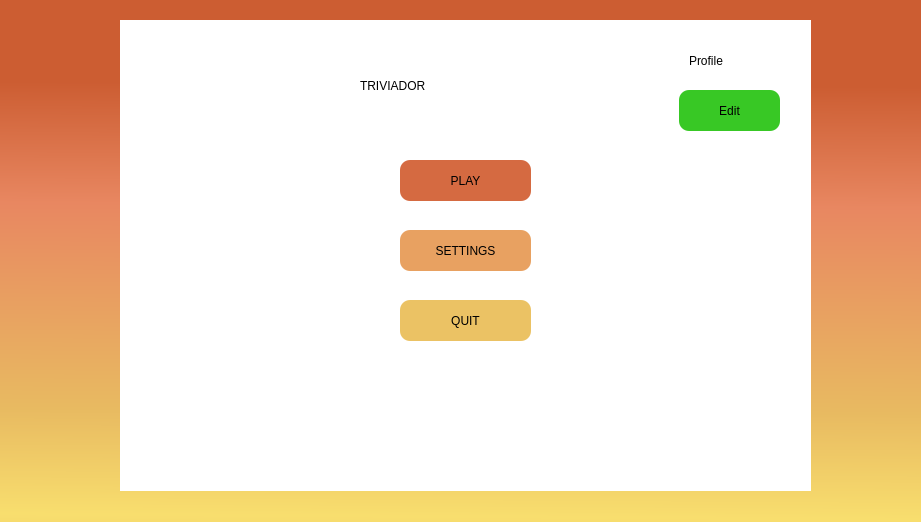
Old version of the form TriviadorGame/TriviadorGame/GameWindow.ui in the repository Mihnea11/Triviador.
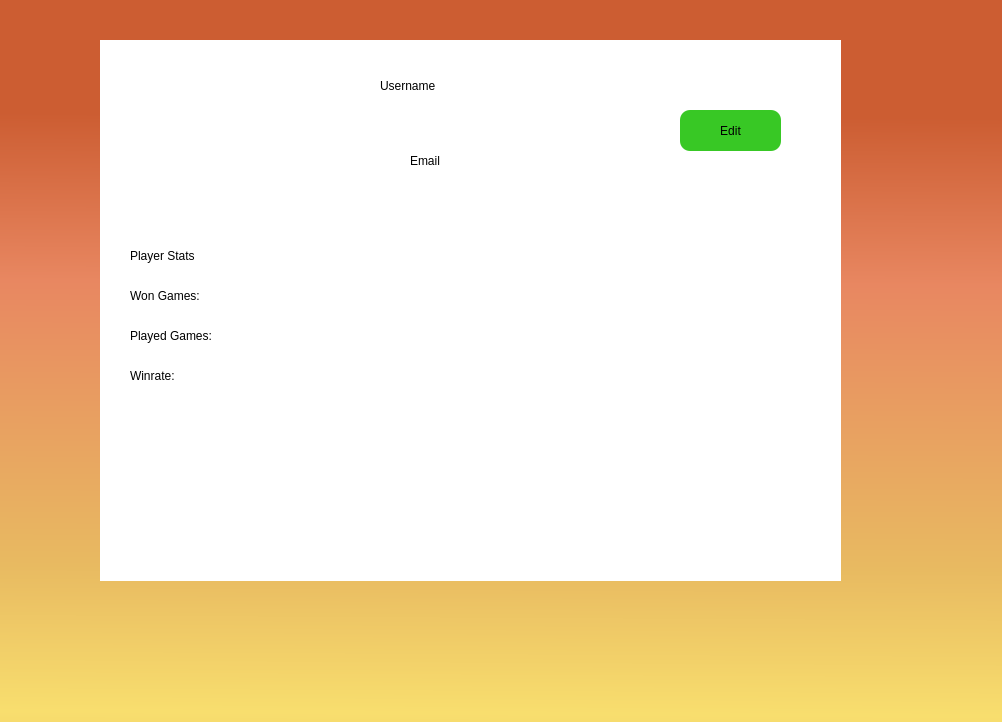
New version of the form.

Commit message: Profile User Interface

Diff of the .ui file:
```diff
--- a/TriviadorGame/TriviadorGame/GameWindow.ui
+++ b/TriviadorGame/TriviadorGame/GameWindow.ui
@@ -6,8 +6,8 @@
    <rect>
     <x>0</x>
     <y>0</y>
-    <width>921</width>
-    <height>522</height>
+    <width>1002</width>
+    <height>722</height>
    </rect>
   </property>
   <property name="windowTitle">
@@ -20,7 +20,7 @@
    <property name="geometry">
     <rect>
      <x>120</x>
-     <y>20</y>
+     <y>40</y>
      <width>691</width>
      <height>471</height>
     </rect>
@@ -169,6 +169,134 @@
     </widget>
    </widget>
   </widget>
+  <widget class="QWidget" name="ProfileForm" native="true">
+   <property name="geometry">
+    <rect>
+     <x>100</x>
+     <y>40</y>
+     <width>741</width>
+     <height>541</height>
+    </rect>
+   </property>
+   <property name="styleSheet">
+    <string notr="true">background-color: rgb(255, 255, 255);</string>
+   </property>
+   <widget class="QLabel" name="UsernameProfileFrom">
+    <property name="geometry">
+     <rect>
+      <x>280</x>
+      <y>30</y>
+      <width>141</width>
+      <height>31</height>
+     </rect>
+    </property>
+    <property name="styleSheet">
+     <string notr="true">font: 700 20pt &quot;Segoe UI&quot;;</string>
+    </property>
+    <property name="text">
+     <string>Username</string>
+    </property>
+   </widget>
+   <widget class="QLabel" name="EmailLabelProfileForm">
+    <property name="geometry">
+     <rect>
+      <x>310</x>
+      <y>100</y>
+      <width>91</width>
+      <height>41</height>
+     </rect>
+    </property>
+    <property name="styleSheet">
+     <string notr="true">font: 700 18pt &quot;Segoe UI&quot;;</string>
+    </property>
+    <property name="text">
+     <string>Email</string>
+    </property>
+   </widget>
+   <widget class="QLabel" name="PlayerStatsLabel">
+    <property name="geometry">
+     <rect>
+      <x>30</x>
+      <y>190</y>
+      <width>201</width>
+      <height>51</height>
+     </rect>
+    </property>
+    <property name="styleSheet">
+     <string notr="true">font: 700 24pt &quot;Segoe UI&quot;;</string>
+    </property>
+    <property name="text">
+     <string>Player Stats</string>
+    </property>
+   </widget>
+   <widget class="QPushButton" name="EditButtoProfileForm">
+    <property name="geometry">
+     <rect>
+      <x>580</x>
+      <y>70</y>
+      <width>101</width>
+      <height>41</height>
+     </rect>
+    </property>
+    <property name="styleSheet">
+     <string notr="true">background-color: rgb(56, 200, 37);
+font: 700 12pt &quot;Segoe UI&quot;;
+border: 2px;
+border-radius: 10px;</string>
+    </property>
+    <property name="text">
+     <string>Edit</string>
+    </property>
+   </widget>
+   <widget class="QLabel" name="WonGamesLabel">
+    <property name="geometry">
+     <rect>
+      <x>30</x>
+      <y>240</y>
+      <width>131</width>
+      <height>31</height>
+     </rect>
+    </property>
+    <property name="styleSheet">
+     <string notr="true">font: 700 14pt &quot;Segoe UI&quot;;</string>
+    </property>
+    <property name="text">
+     <string>Won Games:</string>
+    </property>
+   </widget>
+   <widget class="QLabel" name="PlayesGamesLabel">
+    <property name="geometry">
+     <rect>
+      <x>30</x>
+      <y>280</y>
+      <width>141</width>
+      <height>31</height>
+     </rect>
+    </property>
+    <property name="styleSheet">
+     <string notr="true">font: 700 14pt &quot;Segoe UI&quot;;</string>
+    </property>
+    <property name="text">
+     <string>Played Games:</string>
+    </property>
+   </widget>
+   <widget class="QLabel" name="WinRateLabel">
+    <property name="geometry">
+     <rect>
+      <x>30</x>
+      <y>320</y>
+      <width>141</width>
+      <height>31</height>
+     </rect>
+    </property>
+    <property name="styleSheet">
+     <string notr="true">font: 700 14pt &quot;Segoe UI&quot;;</string>
+    </property>
+    <property name="text">
+     <string>Winrate:</string>
+    </property>
+   </widget>
+  </widget>
  </widget>
  <resources/>
  <connections/>
```
